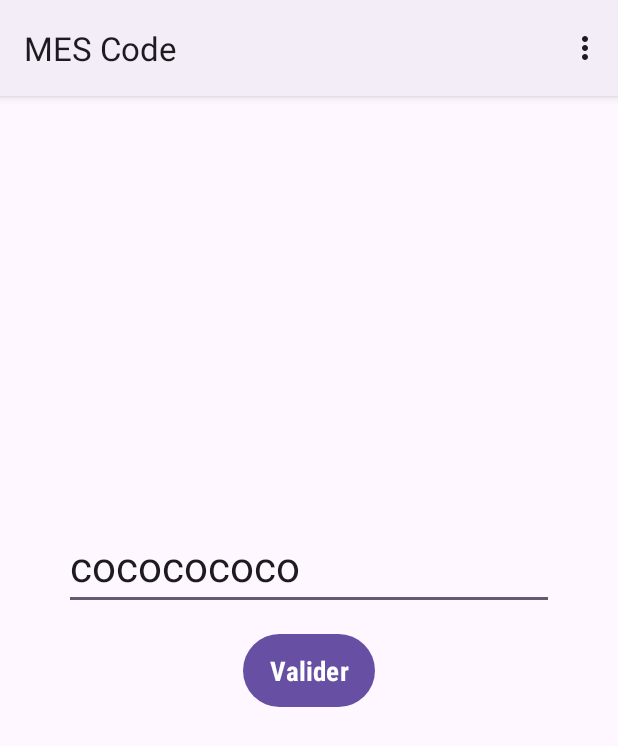
After one commit to MasirikaConstantin/Mobile_examans, an Android app: the Math_info screen opened directly, with no data from a screen before it, on a phone screen of 412 x 824 dp. The commit adds this screen. Shown: the top 746 px of the screen. Run offline under Robolectric (Android 15) with nearby library versions, the phone set to English and light mode, and no system bars.

Commit message:
Suit Ajout d'autres Ménus

```diff
--- /dev/null
+++ b/app/src/main/java/com/example/mescode/Math_info.java
@@ -0,0 +1,46 @@
+package com.example.mescode;
+
+import android.os.Bundle;
+import android.view.View;
+import android.widget.Button;
+import android.widget.EditText;
+import android.widget.Toast;
+
+public class Math_info extends MainActivity {
+    private Button mMonboutton;
+    private EditText mText;
+    @Override
+    protected void onCreate(Bundle savedInstanceState) {
+        super.onCreate(savedInstanceState);
+        setContentView(R.layout.activity_math_info);
+
+        init();
+    }
+
+    private void init(){
+        mMonboutton = findViewById(R.id.mon_btn);
+        mText=findViewById(R.id.text1);
+        liste();
+    }
+    private void  liste(){
+        mMonboutton.setOnClickListener(new View.OnClickListener() {
+            @Override
+            public void onClick(View v) {
+
+                mafonction();
+
+
+            }
+        });
+    }
+    protected void mafonction(){
+
+
+       // String mot =mText.getText().toString();
+        Toast.makeText(Math_info.this, "mot rtxf fchxt", Toast.LENGTH_SHORT).show();
+
+
+
+    }
+
+}
--- /dev/null
+++ b/app/src/main/res/layout/activity_math_info.xml
@@ -0,0 +1,41 @@
+<?xml version="1.0" encoding="utf-8"?>
+<LinearLayout xmlns:android="http://schemas.android.com/apk/res/android"
+    xmlns:app="http://schemas.android.com/apk/res-auto"
+    xmlns:tools="http://schemas.android.com/tools"
+    android:layout_width="match_parent"
+    android:layout_height="match_parent"
+    tools:context=".Math_info"
+    android:orientation="vertical"
+    android:gravity="center">
+
+    <EditText
+        android:id="@+id/text1"
+        android:layout_width="wrap_content"
+        android:layout_height="wrap_content"
+        android:ems="10"
+
+        android:inputType="text"
+        android:hint="Ajoutez du text"
+        android:textSize="28dp"
+        android:text="cococococo"
+        tools:layout_editor_absoluteX="28dp"
+        tools:layout_editor_absoluteY="71dp" />
+
+    <Button
+        android:id="@+id/mon_btn"
+        android:layout_width="wrap_content"
+        android:layout_height="wrap_content"
+        android:layout_marginTop="12dp"
+
+        android:fontFamily="sans-serif-condensed-medium"
+        android:padding="12dp"
+        android:text="Valider"
+        android:textColorHighlight="#FF0000"
+        android:textColorHint="#FF0000"
+        android:textColorLink="#FF0101"
+        android:textSize="18dp"
+        android:textStyle="bold"
+        android:typeface="monospace"
+        app:toggleCheckedStateOnClick="true" />
+
+</LinearLayout>
--- /dev/null
+++ b/app/src/main/res/menu/menu.xml
@@ -0,0 +1,46 @@
+<?xml version="1.0" encoding="utf-8"?>
+<menu xmlns:android="http://schemas.android.com/apk/res/android">
+    <item
+        android:id="@+id/fac_sciences"
+        android:title="Faculté des Sciences">
+        <menu>
+            <item
+                android:id="@+id/math_info"
+                android:title="Maths - Info"/>
+
+            <item
+                android:id="@+id/environnement"
+                android:title="Environnement"/>
+
+            <item
+                android:id="@+id/petrol"
+                android:title="Pétrol et Gaz"/>
+
+            <item
+                android:id="@+id/biologie"
+                android:title="Biologie"/>
+
+            <item
+                android:id="@+id/physique"
+                android:title="Physique"/>
+        </menu>
+    </item>
+    <item
+        android:id="@+id/fac_medecine"
+        android:title="Faculté de Médecine"
+
+        />
+    <item
+        android:id="@+id/fac_droit"
+        android:title="Faculté de Droit"
+
+        />
+    <item
+        android:id="@+id/menu_item_camera_video"
+        android:title="Camera et Vidéos"/>
+
+    <item
+        android:id="@+id/menu_item_persistance_donnees"
+        android:title="Persistance Données"/>
+
+</menu>
--- a/app/src/main/res/values/colors.xml
+++ b/app/src/main/res/values/colors.xml
@@ -2,4 +2,6 @@
 <resources>
     <color name="black">#FF000000</color>
     <color name="white">#FFFFFFFF</color>
+    <color name="blue">#0027FF</color>
+    <color name="rouge">#E91E63</color>
 </resources>
```
Also changed, not shown: app/src/main/AndroidManifest.xml (+16 -0 lines), app/src/main/java/com/example/mescode/MainActivity.java (+56 -0 lines), app/src/main/java/com/example/mescode/PersistanceDeDonnees.java (added, +93 -0 lines), app/src/main/java/com/example/mescode/fac_droit.java (added, +12 -0 lines), app/src/main/java/com/example/mescode/faculte_medecine.java (added, +12 -0 lines), app/src/main/java/com/example/mescode/faculte_scinces.java (added, +12 -0 lines), app/src/main/res/layout/activity_camera_videos.xml (added, +33 -0 lines), app/src/main/res/layout/activity_fac_droit.xml (added, +19 -0 lines), app/src/main/res/layout/activity_faculte_medecine.xml (added, +19 -0 lines), app/src/main/res/layout/activity_faculte_scinces.xml (added, +19 -0 lines), app/src/main/res/layout/activity_persistance_de_donnees.xml (added, +84 -0 lines).
